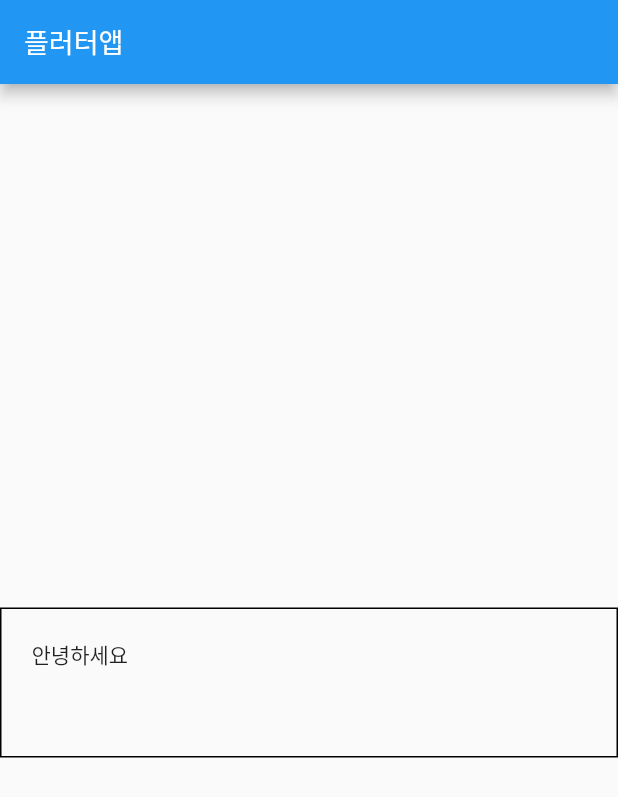
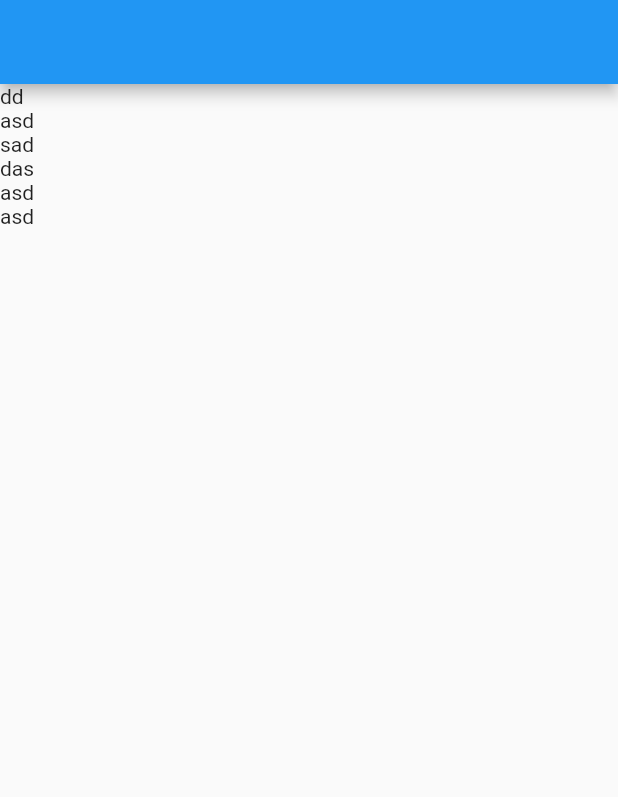
Before and after one commit to sunm-in/Learning_Flutter, a Flutter app: the screen it shows after launch, on a phone screen of 412 x 824 dp. Shown: the top 797 px of the screen. Run offline on Flutter 3.47's test engine with Material 2 defaults, Android fonts, the phone set to English and light mode, and no system bars; our stand-ins replace contacts_service, image_picker, permission_handler, shared_preferences.

Commit message:
Flexible, Expanded, ListView, Custom Widget

```diff
--- a/contact-prac/lib/main.dart
+++ b/contact-prac/lib/main.dart
@@ -13,27 +13,179 @@ class MyApp extends StatelessWidget {
     return MaterialApp(
         debugShowCheckedModeBanner: false,
         home: Scaffold(
-          appBar: AppBar(
-            centerTitle: false,
-            elevation: 4.0,
-            title: Text('플러터앱',
-                style: TextStyle(
-                  fontSize: 18,
-                )),
-            backgroundColor: Colors.blue,
+          appBar: AppBar(),
+          body: ListView(
+            // 스크롤바 생성, 메모리 절약
+            // controller: , 스크롤 위치 감시 가능
+            children: [
+              Text('dd'),
+              Text('asd'),
+              Text('sad'),
+              Text('das'),
+              Text('asd'),
+              Text('asd'),
+            ],
           ),
-          body: Align(
-            alignment: Alignment.centerLeft,
-            child: Container(
-              width: double.infinity,
-              height: 100,
-              padding: EdgeInsets.all(20),
-              margin: EdgeInsets.fromLTRB(0, 30, 0, 0),
-              decoration:
-                  BoxDecoration(border: Border.all(color: Colors.black)),
-              child: Text('안녕하세요'),
-            ),
-          ),
-        ));
+        )
+
+        // apple
+        // home: Scaffold(
+        //   appBar: AppBar(),
+        //   body: Container(
+        //     height: 150,
+        //     padding: EdgeInsets.all(10),
+        //     child: Row(
+        //       children: [
+        //         Image.asset(
+        //           '../assets/IMG_5470.JPG',
+        //           width: 150,
+        //           fit: BoxFit.cover,
+        //         ),
+        //         Container(
+        //           width: 300,
+        //           padding: EdgeInsets.all(8),
+        //           child: Column(
+        //             crossAxisAlignment: CrossAxisAlignment.start,
+        //             children: [
+        //               Text('카메라 팝니다'),
+        //               Text('금호동 3가'),
+        //               Text('7000원'),
+        //               Expanded(
+        //                   flex: 1,
+        //                   child: Row(
+        //                     mainAxisAlignment: MainAxisAlignment.end,
+        //                     children: [Icon(Icons.favorite_border), Text('4')],
+        //                   )),
+        //             ],
+        //           ),
+        //         )
+        //       ],
+        //     ),
+        //   ),
+        // ),
+
+        // prac
+        // home: Scaffold(
+        //   appBar: AppBar(
+        //     centerTitle: false,
+        //     titleSpacing: 0.0,
+        //     elevation: 4,
+        //     iconTheme: IconThemeData(color: Colors.black),
+        //     backgroundColor: Colors.white,
+        //     titleTextStyle: TextStyle(
+        //       fontSize: 18,
+        //       fontWeight: FontWeight.w800,
+        //     ),
+        //     title: Container(
+        //         padding: EdgeInsets.fromLTRB(20, 0, 0, 0),
+        //         child: Row(
+        //           crossAxisAlignment: CrossAxisAlignment.center,
+        //           mainAxisAlignment: MainAxisAlignment.start,
+        //           children: [
+        //             Text('금호동3가', style: TextStyle(color: Colors.black)),
+        //             IconButton(
+        //               onPressed: () {
+        //                 print('dddd');
+        //               },
+        //               icon: Icon(Icons.keyboard_arrow_down_outlined),
+        //             )
+        //           ],
+        //         )),
+        //     actions: [
+        //       IconButton(
+        //         icon: Icon(Icons.search, color: Colors.black),
+        //         onPressed: () {},
+        //       ),
+        //       IconButton(
+        //           icon: Icon(Icons.menu, color: Colors.black),
+        //           onPressed: () {}),
+        //       IconButton(
+        //           icon: Icon(Icons.notifications_none_rounded,
+        //               color: Colors.black),
+        //           onPressed: () {}),
+        //     ],
+        //   ),
+        //   body: Container(
+        //     width: double.infinity,
+        //     height: 180,
+        //     padding: EdgeInsets.all(10),
+        //     child: Row(
+        //       mainAxisAlignment: MainAxisAlignment.center,
+        //       crossAxisAlignment: CrossAxisAlignment.start,
+        //       children: [
+        //         Expanded(
+        //           flex: 1,
+        //           child: Image(
+        //               image: AssetImage('../assets/IMG_5470.JPG'),
+        //               width: 200,
+        //               fit: BoxFit.cover),
+        //         ),
+        //         Expanded(
+        //           flex: 2,
+        //           child: Container(
+        //             width: 200,
+        //             padding: EdgeInsets.all(10),
+        //             child: Column(
+        //               mainAxisAlignment: MainAxisAlignment.center,
+        //               crossAxisAlignment: CrossAxisAlignment.start,
+        //               children: [
+        //                 Text(
+        //                   '캐논 DSLR 100D (단렌즈, 충전기 16기가SD 포함)',
+        //                   style: TextStyle(fontSize: 20, letterSpacing: 1),
+        //                 ),
+        //                 Text(
+        //                   '성동구 행당동 끌올 10분 전',
+        //                   style: TextStyle(
+        //                     fontSize: 14,
+        //                     color: Colors.grey,
+        //                     letterSpacing: 1,
+        //                   ),
+        //                 ),
+        //                 Text(
+        //                   '210,000원',
+        //                   style: TextStyle(
+        //                     fontSize: 14,
+        //                     fontWeight: FontWeight.w800,
+        //                     color: Colors.black,
+        //                     letterSpacing: 1,
+        //                     wordSpacing: 1
+        //                   ),
+        //                 ),
+        //                 Row(
+        //                   mainAxisAlignment: MainAxisAlignment.end,
+        //                   crossAxisAlignment: CrossAxisAlignment.center,
+        //                   children: [
+        //                     IconButton(
+        //                         onPressed: () {},
+        //                         icon: Icon(Icons.favorite_border)),
+        //                     Text('4')
+        //                   ],
+        //                 ),
+        //               ],
+        //             ),
+        //           ),
+        //         ),
+        //       ],
+        //     ),
+        //   ),
+        // )
+        );
   }
 }
+
+// 변수로도 커스텀 위젯 생성 가능 -> 성능 이슈 발생 가능성이 있기 때문에 class로 만들기
+var a = SizedBox(
+  child: Text('안녕'),
+);
+
+// custom widget(재사용 많은 UI, 큰 페이지)
+class ShopItem extends StatelessWidget {
+  const ShopItem({Key? key}) : super(key: key);
+
+  @override
+  Widget build(BuildContext context) {
+    return SizedBox(
+      child: Text('안녕'),
+    );
+  }
+}
```
